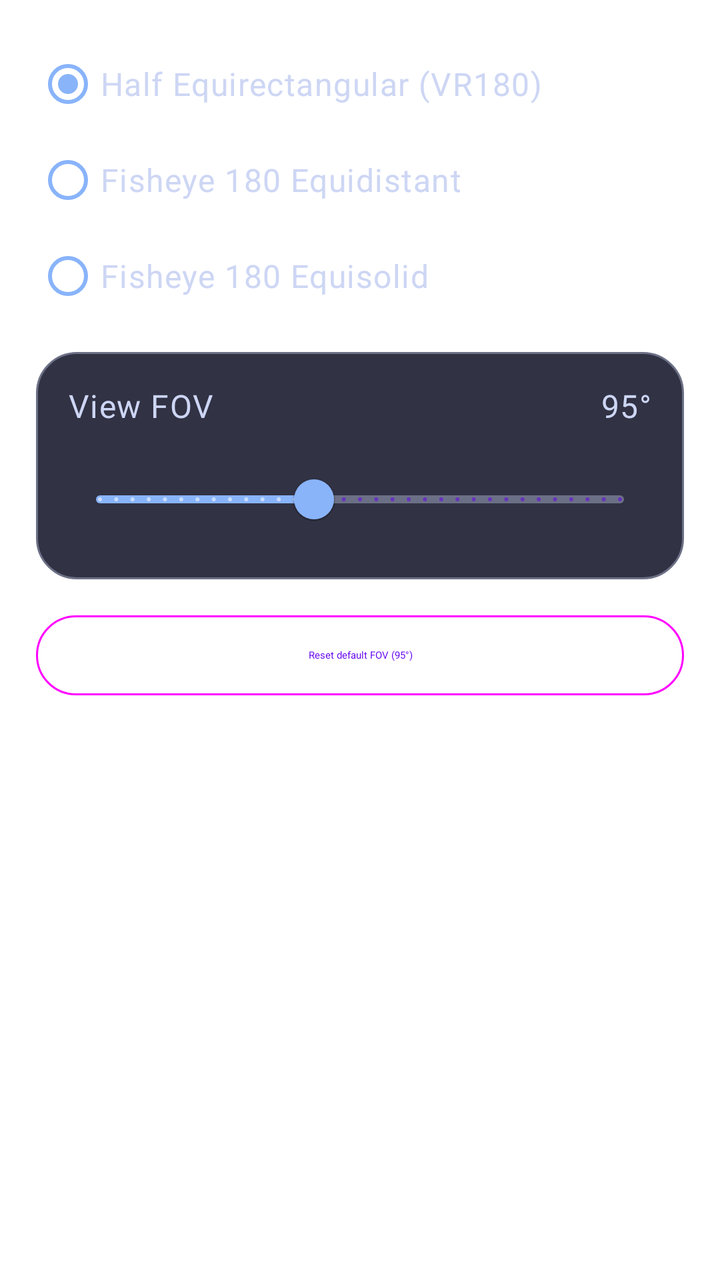
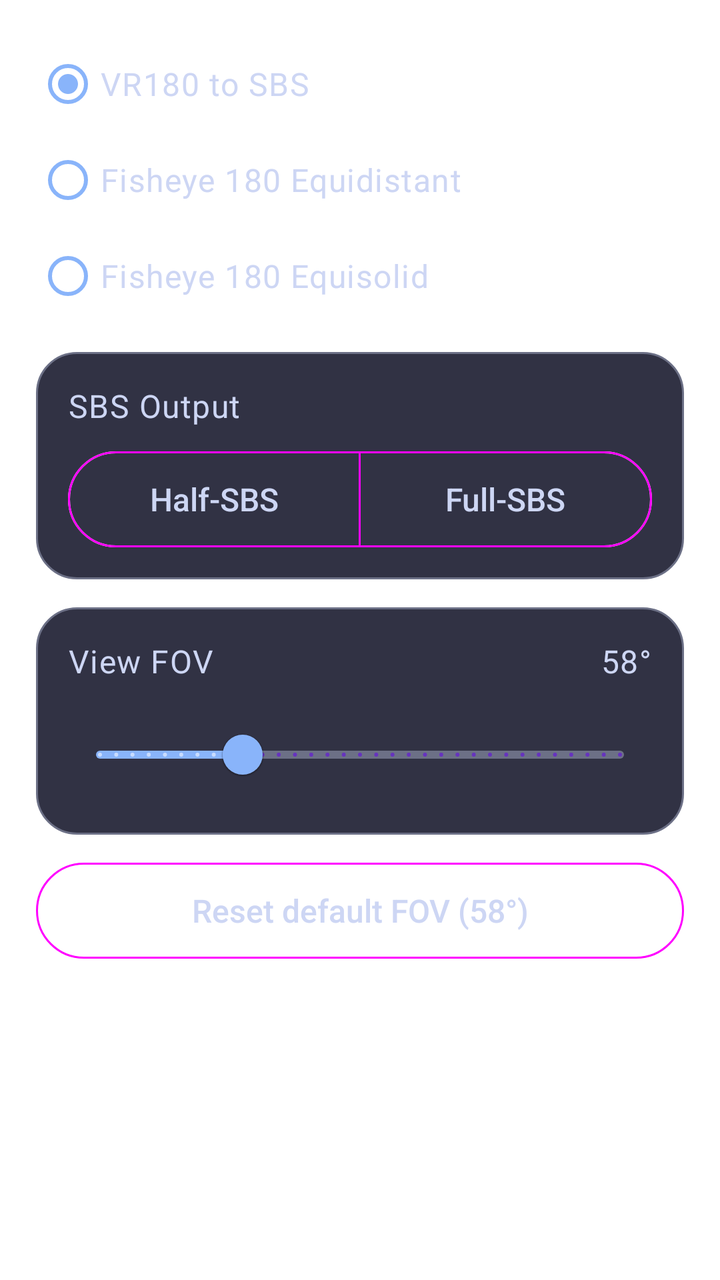

An Android layout rendered at two revisions. The XML below is the earlier revision; the diff shows what the commit changed to produce the second picture.
<!-- AndroidManifest.xml: application theme Theme.Vr2xr -->
<!-- res/layout/dialog_projection_settings.xml -->
<?xml version="1.0" encoding="utf-8"?>
<LinearLayout xmlns:android="http://schemas.android.com/apk/res/android"
    xmlns:app="http://schemas.android.com/apk/res-auto"
    android:layout_width="match_parent"
    android:layout_height="wrap_content"
    android:orientation="vertical"
    android:paddingStart="@dimen/player_dialog_content_padding"
    android:paddingTop="@dimen/player_dialog_content_padding"
    android:paddingEnd="@dimen/player_dialog_content_padding"
    android:paddingBottom="@dimen/player_dialog_content_padding">

    <RadioGroup
        android:id="@+id/projectionOptionsGroup"
        android:layout_width="match_parent"
        android:layout_height="wrap_content">

        <com.google.android.material.radiobutton.MaterialRadioButton
            android:id="@+id/projectionHalfEquirectangularOption"
            android:layout_width="match_parent"
            android:layout_height="wrap_content"
            android:checked="true"
            android:paddingTop="@dimen/player_timeline_time_spacing"
            android:paddingBottom="@dimen/player_timeline_time_spacing"
            android:textAppearance="@style/TextAppearance.Vr2xr.Player.DialogItem"
            android:textColor="@color/player_controls_text_primary"
            android:text="@string/projection_half_equirectangular_vr180"
            app:buttonTint="@color/player_controls_timeline_active" />

        <com.google.android.material.radiobutton.MaterialRadioButton
            android:id="@+id/projectionFisheyeEquidistantOption"
            android:layout_width="match_parent"
            android:layout_height="wrap_content"
            android:paddingTop="@dimen/player_timeline_time_spacing"
            android:paddingBottom="@dimen/player_timeline_time_spacing"
            android:text="@string/projection_fisheye_equidistant_vr180"
            android:textAppearance="@style/TextAppearance.Vr2xr.Player.DialogItem"
            android:textColor="@color/player_controls_text_primary"
            app:buttonTint="@color/player_controls_timeline_active" />

        <com.google.android.material.radiobutton.MaterialRadioButton
            android:id="@+id/projectionFisheyeEquisolidOption"
            android:layout_width="match_parent"
            android:layout_height="wrap_content"
            android:paddingTop="@dimen/player_timeline_time_spacing"
            android:paddingBottom="@dimen/player_timeline_time_spacing"
            android:text="@string/projection_fisheye_equisolid_vr180"
            android:textAppearance="@style/TextAppearance.Vr2xr.Player.DialogItem"
            android:textColor="@color/player_controls_text_primary"
            app:buttonTint="@color/player_controls_timeline_active" />
    </RadioGroup>

    <LinearLayout
        android:id="@+id/projectionFovRow"
        android:layout_width="match_parent"
        android:layout_height="wrap_content"
        android:layout_marginTop="@dimen/player_dialog_row_spacing"
        android:background="@drawable/bg_player_touchpad"
        android:gravity="center_vertical"
        android:minHeight="@dimen/player_dialog_row_min_height"
        android:orientation="vertical"
        android:paddingStart="@dimen/player_dialog_row_horizontal_padding"
        android:paddingTop="@dimen/player_dialog_row_horizontal_padding"
        android:paddingEnd="@dimen/player_dialog_row_horizontal_padding"
        android:paddingBottom="@dimen/player_dialog_row_horizontal_padding">

        <LinearLayout
            android:layout_width="match_parent"
            android:layout_height="wrap_content"
            android:gravity="center_vertical"
            android:orientation="horizontal">

            <TextView
                style="@style/TextAppearance.Vr2xr.Player.DialogItem"
                android:layout_width="0dp"
                android:layout_height="wrap_content"
                android:layout_weight="1"
                android:text="@string/projection_view_fov_title" />

            <TextView
                android:id="@+id/projectionFovValueText"
                style="@style/TextAppearance.Vr2xr.Player.DialogItem"
                android:layout_width="wrap_content"
                android:layout_height="wrap_content"
                android:text="@string/projection_fov_default_value" />
        </LinearLayout>

        <com.google.android.material.slider.Slider
            android:id="@+id/projectionFovSlider"
            android:layout_width="match_parent"
            android:layout_height="wrap_content"
            android:layout_marginTop="@dimen/player_timeline_time_spacing"
            android:contentDescription="@string/projection_view_fov_title"
            android:stepSize="1"
            android:value="95"
            android:valueFrom="60"
            android:valueTo="145"
            app:haloColor="@color/player_controls_timeline_halo"
            app:labelBehavior="gone"
            app:thumbColor="@color/player_controls_timeline_active"
            app:trackColorActive="@color/player_controls_timeline_active"
            app:trackColorInactive="@color/player_controls_timeline_inactive" />
    </LinearLayout>

    <LinearLayout
        android:id="@+id/projectionLensFovRow"
        android:layout_width="match_parent"
        android:layout_height="wrap_content"
        android:layout_marginTop="@dimen/player_dialog_row_spacing"
        android:background="@drawable/bg_player_touchpad"
        android:gravity="center_vertical"
        android:minHeight="@dimen/player_dialog_row_min_height"
        android:orientation="vertical"
        android:paddingStart="@dimen/player_dialog_row_horizontal_padding"
        android:paddingTop="@dimen/player_dialog_row_horizontal_padding"
        android:paddingEnd="@dimen/player_dialog_row_horizontal_padding"
        android:paddingBottom="@dimen/player_dialog_row_horizontal_padding"
        android:visibility="gone">

        <LinearLayout
            android:layout_width="match_parent"
            android:layout_height="wrap_content"
            android:gravity="center_vertical"
            android:orientation="horizontal">

            <TextView
                style="@style/TextAppearance.Vr2xr.Player.DialogItem"
                android:layout_width="0dp"
                android:layout_height="wrap_content"
                android:layout_weight="1"
                android:text="@string/projection_lens_fov_title" />

            <TextView
                android:id="@+id/projectionLensFovValueText"
                style="@style/TextAppearance.Vr2xr.Player.DialogItem"
                android:layout_width="wrap_content"
                android:layout_height="wrap_content"
                android:text="@string/projection_lens_fov_default_value" />
        </LinearLayout>

        <com.google.android.material.slider.Slider
            android:id="@+id/projectionLensFovSlider"
            android:layout_width="match_parent"
            android:layout_height="wrap_content"
            android:layout_marginTop="@dimen/player_timeline_time_spacing"
            android:contentDescription="@string/projection_lens_fov_title"
            android:stepSize="1"
            android:value="180"
            android:valueFrom="160"
            android:valueTo="220"
            app:haloColor="@color/player_controls_timeline_halo"
            app:labelBehavior="gone"
            app:thumbColor="@color/player_controls_timeline_active"
            app:trackColorActive="@color/player_controls_timeline_active"
            app:trackColorInactive="@color/player_controls_timeline_inactive" />
    </LinearLayout>

    <com.google.android.material.button.MaterialButton
        android:id="@+id/projectionResetFovButton"
        style="@style/Widget.Material3.Button.OutlinedButton"
        android:layout_width="match_parent"
        android:layout_height="wrap_content"
        android:layout_marginTop="@dimen/player_dialog_row_spacing"
        android:text="@string/projection_fov_reset_default" />
</LinearLayout>
<!-- resources referenced by this layout -->
<resources>
  <color name="player_controls_text_primary">@color/catppuccin_mocha_text</color>
  <color name="player_controls_timeline_active">@color/catppuccin_mocha_blue</color>
  <color name="player_controls_timeline_halo">#3389B4FA</color>
  <color name="player_controls_timeline_inactive">@color/catppuccin_mocha_overlay0</color>
  <dimen name="player_dialog_content_padding">18dp</dimen>
  <dimen name="player_dialog_row_horizontal_padding">16dp</dimen>
  <dimen name="player_dialog_row_min_height">56dp</dimen>
  <dimen name="player_dialog_row_spacing">14dp</dimen>
  <dimen name="player_timeline_time_spacing">12dp</dimen>
  <!-- drawable bg_player_touchpad (drawable) -->
  <?xml version="1.0" encoding="utf-8"?>
  <shape xmlns:android="http://schemas.android.com/apk/res/android"
      android:shape="rectangle">
      <solid android:color="@color/player_touchpad_background" />
      <stroke
          android:width="@dimen/player_touchpad_stroke_width"
          android:color="@color/player_touchpad_outline" />
      <corners android:radius="@dimen/player_touchpad_corner_radius" />
  </shape>
  <string name="projection_fisheye_equidistant_vr180">Fisheye 180 Equidistant</string>
  <string name="projection_fisheye_equisolid_vr180">Fisheye 180 Equisolid</string>
  <string name="projection_fov_default_value">95\u00B0</string>
  <string name="projection_fov_reset_default">Reset default FOV (95\u00B0)</string>
  <string name="projection_half_equirectangular_vr180">Half Equirectangular (VR180)</string>
  <string name="projection_lens_fov_default_value">180\u00B0</string>
  <string name="projection_lens_fov_title">Lens FOV</string>
  <string name="projection_view_fov_title">View FOV</string>
  <style name="TextAppearance.Vr2xr.Player.DialogItem" parent="TextAppearance.MaterialComponents.Body1">
          <item name="android:fontFamily">sans-serif-medium</item>
          <item name="android:textColor">@color/player_controls_text_primary</item>
      </style>
  <style name="Theme.Vr2xr" parent="Theme.MaterialComponents.DayNight.NoActionBar">
          <item name="android:windowFullscreen">false</item>
      </style>
  <color name="catppuccin_mocha_text">#CDD6F4</color>
  <color name="catppuccin_mocha_blue">#89B4FA</color>
  <color name="catppuccin_mocha_overlay0">#6C7086</color>
  <color name="player_touchpad_background">@color/catppuccin_mocha_surface0</color>
  <dimen name="player_touchpad_stroke_width">1dp</dimen>
  <color name="player_touchpad_outline">@color/catppuccin_mocha_overlay0</color>
  <dimen name="player_touchpad_corner_radius">20dp</dimen>
  <color name="catppuccin_mocha_surface0">#313244</color>
</resources>

<!-- the commit's change to res/layout/dialog_projection_settings.xml (unified diff, before → after) -->
@@ -50,7 +50,7 @@
     </RadioGroup>
 
     <LinearLayout
-        android:id="@+id/projectionFovRow"
+        android:id="@+id/projectionSbsOutputRow"
         android:layout_width="match_parent"
         android:layout_height="wrap_content"
         android:layout_marginTop="@dimen/player_dialog_row_spacing"
@@ -63,6 +63,52 @@
         android:paddingEnd="@dimen/player_dialog_row_horizontal_padding"
         android:paddingBottom="@dimen/player_dialog_row_horizontal_padding">
 
+        <TextView
+            style="@style/TextAppearance.Vr2xr.Player.DialogItem"
+            android:layout_width="match_parent"
+            android:layout_height="wrap_content"
+            android:text="@string/projection_sbs_output_title" />
+
+        <com.google.android.material.button.MaterialButtonToggleGroup
+            android:id="@+id/projectionSbsFormatGroup"
+            android:layout_width="match_parent"
+            android:layout_height="wrap_content"
+            android:layout_marginTop="@dimen/player_timeline_time_spacing"
+            app:selectionRequired="true"
+            app:singleSelection="true">
+
+            <com.google.android.material.button.MaterialButton
+                android:id="@+id/projectionSbsHalfOption"
+                style="@style/Widget.Vr2xr.Player.DialogOutlinedButton"
+                android:layout_width="0dp"
+                android:layout_height="wrap_content"
+                android:layout_weight="1"
+                android:text="@string/projection_sbs_half" />
+
+            <com.google.android.material.button.MaterialButton
+                android:id="@+id/projectionSbsFullOption"
+                style="@style/Widget.Vr2xr.Player.DialogOutlinedButton"
+                android:layout_width="0dp"
+                android:layout_height="wrap_content"
+                android:layout_weight="1"
+                android:text="@string/projection_sbs_full" />
+        </com.google.android.material.button.MaterialButtonToggleGroup>
+    </LinearLayout>
+
+    <LinearLayout
+        android:id="@+id/projectionFovRow"
+        android:layout_width="match_parent"
+        android:layout_height="wrap_content"
+        android:layout_marginTop="@dimen/player_dialog_row_spacing"
+        android:background="@drawable/bg_player_touchpad"
+        android:gravity="center_vertical"
+        android:minHeight="@dimen/player_dialog_row_min_height"
+        android:orientation="vertical"
+        android:paddingStart="@dimen/player_dialog_row_horizontal_padding"
+        android:paddingTop="@dimen/player_dialog_row_horizontal_padding"
+        android:paddingEnd="@dimen/player_dialog_row_horizontal_padding"
+        android:paddingBottom="@dimen/player_dialog_row_horizontal_padding">
+
         <LinearLayout
             android:layout_width="match_parent"
             android:layout_height="wrap_content"
@@ -91,8 +137,8 @@
             android:layout_marginTop="@dimen/player_timeline_time_spacing"
             android:contentDescription="@string/projection_view_fov_title"
             android:stepSize="1"
-            android:value="95"
-            android:valueFrom="60"
+            android:value="58"
+            android:valueFrom="25"
             android:valueTo="145"
             app:haloColor="@color/player_controls_timeline_halo"
             app:labelBehavior="gone"
@@ -156,7 +202,7 @@
 
     <com.google.android.material.button.MaterialButton
         android:id="@+id/projectionResetFovButton"
-        style="@style/Widget.Material3.Button.OutlinedButton"
+        style="@style/Widget.Vr2xr.Player.DialogOutlinedButton"
         android:layout_width="match_parent"
         android:layout_height="wrap_content"
         android:layout_marginTop="@dimen/player_dialog_row_spacing"
<!-- resource entries referenced after the edit -->
@@ -21,15 +21,26 @@
   </shape>
   <string name="projection_fisheye_equidistant_vr180">Fisheye 180 Equidistant</string>
   <string name="projection_fisheye_equisolid_vr180">Fisheye 180 Equisolid</string>
-  <string name="projection_fov_default_value">95\u00B0</string>
-  <string name="projection_fov_reset_default">Reset default FOV (95\u00B0)</string>
-  <string name="projection_half_equirectangular_vr180">Half Equirectangular (VR180)</string>
+  <string name="projection_fov_default_value">58\u00B0</string>
+  <string name="projection_fov_reset_default">Reset default FOV (58\u00B0)</string>
+  <string name="projection_half_equirectangular_vr180">VR180 to SBS</string>
   <string name="projection_lens_fov_default_value">180\u00B0</string>
   <string name="projection_lens_fov_title">Lens FOV</string>
+  <string name="projection_sbs_full">Full-SBS</string>
+  <string name="projection_sbs_half">Half-SBS</string>
+  <string name="projection_sbs_output_title">SBS Output</string>
   <string name="projection_view_fov_title">View FOV</string>
   <style name="TextAppearance.Vr2xr.Player.DialogItem" parent="TextAppearance.MaterialComponents.Body1">
           <item name="android:fontFamily">sans-serif-medium</item>
           <item name="android:textColor">@color/player_controls_text_primary</item>
+      </style>
+  <style name="Widget.Vr2xr.Player.DialogOutlinedButton" parent="Widget.Material3.Button.OutlinedButton">
+          <item name="android:fontFamily">sans-serif-medium</item>
+          <item name="android:textSize">@dimen/player_dialog_option_text_size</item>
+          <item name="android:textAllCaps">false</item>
+          <item name="android:textColor">@color/player_controls_text_primary</item>
+          <item name="android:insetTop">0dp</item>
+          <item name="android:insetBottom">0dp</item>
       </style>
   <style name="Theme.Vr2xr" parent="Theme.MaterialComponents.DayNight.NoActionBar">
           <item name="android:windowFullscreen">false</item>
@@ -41,6 +52,7 @@
   <dimen name="player_touchpad_stroke_width">1dp</dimen>
   <color name="player_touchpad_outline">@color/catppuccin_mocha_overlay0</color>
   <dimen name="player_touchpad_corner_radius">20dp</dimen>
+  <dimen name="player_dialog_option_text_size">16sp</dimen>
   <color name="catppuccin_mocha_surface0">#313244</color>
 </resources>
 
